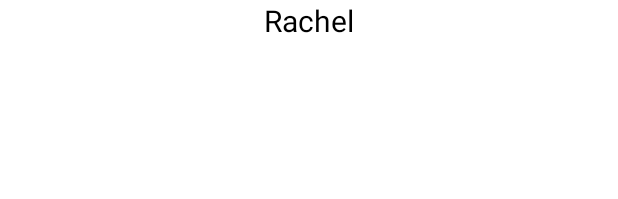
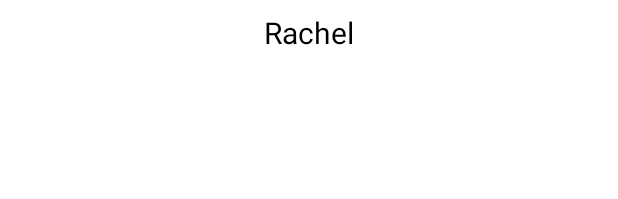
Before and after one commit to mengting-android-learning/AboutMe, an Android app: the layout activity_main.xml on its own in the app's theme, with its tools: preview values and no code run, on a phone screen of 412 x 824 dp. Shown: the top 199 px of the screen. Run offline under Robolectric (Android 15) with nearby library versions, the phone set to English and light mode, and no system bars.

Commit message:
[feat]: add padding to textview

```diff
--- a/app/src/main/res/layout/activity_main.xml
+++ b/app/src/main/res/layout/activity_main.xml
@@ -14,5 +14,6 @@
         android:text="@string/name"
         android:textAlignment="center"
         android:textColor="@android:color/black"
-        android:textSize="@dimen/text_size" />
+        android:textSize="@dimen/text_size"
+        android:padding="@dimen/small_padding"/>
 </LinearLayout>
--- a/app/src/main/res/values/dimens.xml
+++ b/app/src/main/res/values/dimens.xml
@@ -1,4 +1,5 @@
 <?xml version="1.0" encoding="utf-8"?>
 <resources>
     <dimen name="text_size">20sp</dimen>
+    <dimen name="small_padding">8dp</dimen>
 </resources>
```
